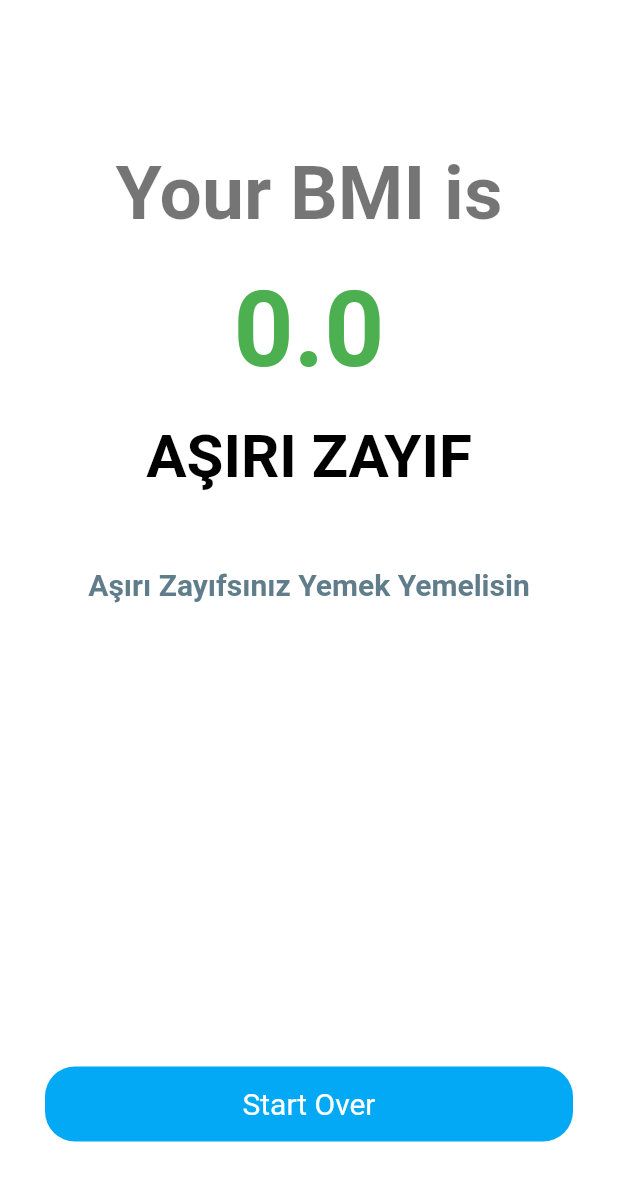
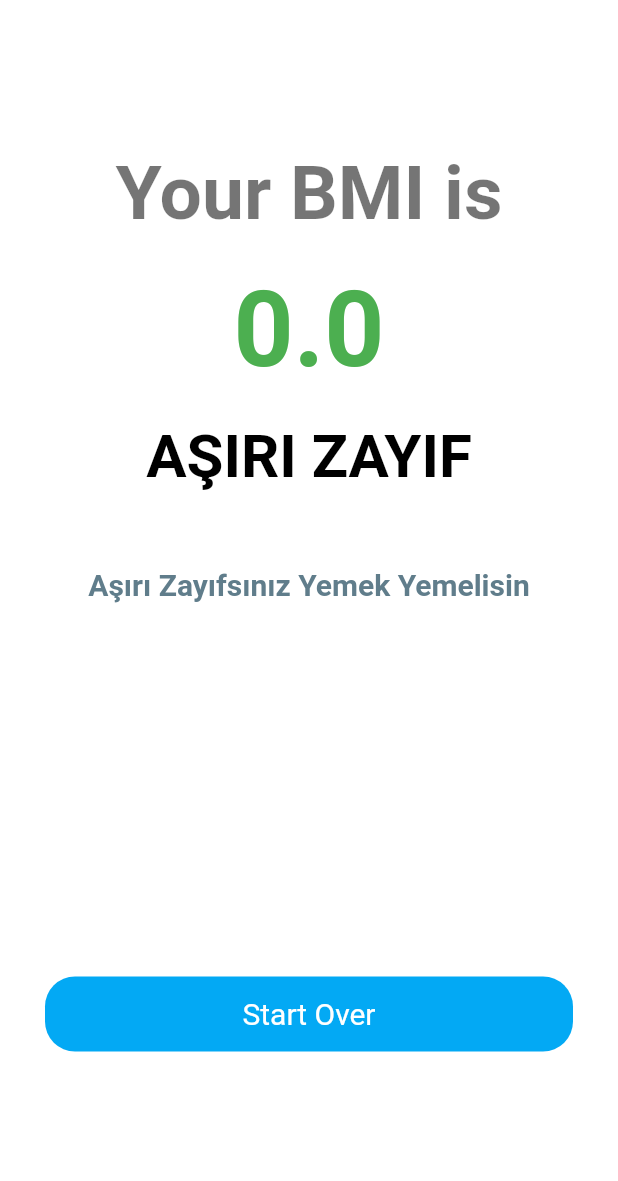
Before and after one commit to TarkanKara/BMI_CalculatorApp, a Flutter app: the screen it shows after launch, after a tap on "Calculate BMI", on a phone screen of 412 x 824 dp. Shown: the top 1181 px of the screen. Run offline on Flutter 3.47's test engine with Material 2 defaults, Android fonts, the phone set to English and light mode, and no system bars.

```diff
--- a/lib/your_page.dart
+++ b/lib/your_page.dart
@@ -88,7 +88,7 @@ class _YourPageState extends State<YourPage> {
               ],
             ),
             SizedBox(
-              height: 310,
+              height: 250,
             ),
             GestureDetector(
               onTap: () {
```
